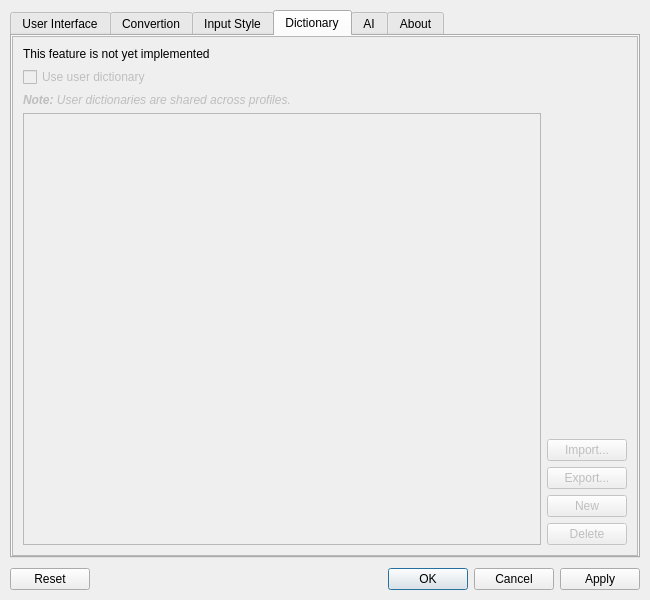
Above: hazkey-settings/mainwindow.ui from presire/hazkey-community before the change. Below: the same form after it.
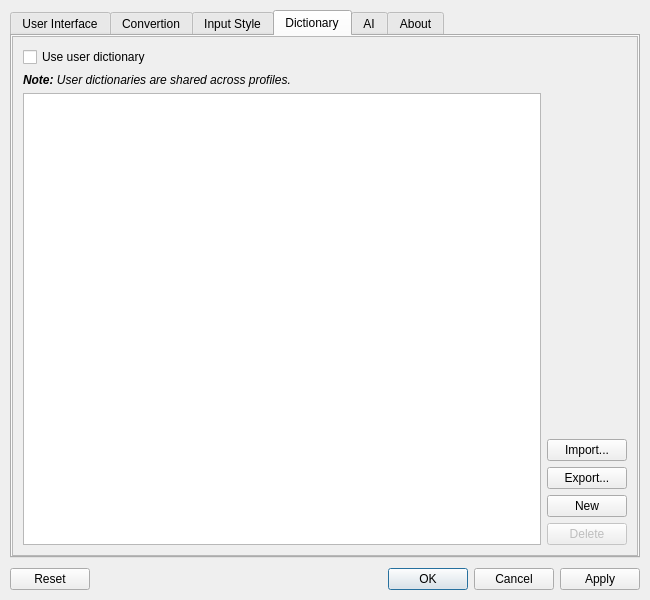
That is the form after the change. The open tabs and pages were chosen to show the change. Icons and pictures are not drawn.

```diff
--- a/hazkey-settings/mainwindow.ui
+++ b/hazkey-settings/mainwindow.ui
@@ -1444,18 +1444,8 @@
            <property name="bottomMargin">
             <number>10</number>
            </property>
-           <item>
-            <widget class="QLabel" name="userDictNotImplementedLabel">
-             <property name="text">
-              <string>This feature is not yet implemented</string>
-             </property>
-            </widget>
-           </item>
            <item>
             <widget class="QCheckBox" name="useUserDict">
-             <property name="enabled">
-              <bool>false</bool>
-             </property>
              <property name="text">
               <string>Use user dictionary</string>
              </property>
@@ -1463,9 +1453,6 @@
            </item>
            <item>
             <widget class="QLabel" name="userDictNote">
-             <property name="enabled">
-              <bool>false</bool>
-             </property>
              <property name="font">
               <font>
                <italic>true</italic>
@@ -1479,11 +1466,7 @@
            <item>
             <layout class="QHBoxLayout" name="userDictManageGrid">
              <item>
-              <widget class="QColumnView" name="userDictViewer">
-               <property name="enabled">
-                <bool>false</bool>
-               </property>
-              </widget>
+              <widget class="QTableWidget" name="userDictTable"/>
              </item>
              <item>
               <layout class="QVBoxLayout" name="userDictActionsGrid">
@@ -1503,7 +1486,7 @@
                <item>
                 <widget class="QPushButton" name="userDictImport">
                  <property name="enabled">
-                  <bool>false</bool>
+                  <bool>true</bool>
                  </property>
                  <property name="text">
                   <string>Import...</string>
@@ -1513,7 +1496,7 @@
                <item>
                 <widget class="QPushButton" name="userDictExport">
                  <property name="enabled">
-                  <bool>false</bool>
+                  <bool>true</bool>
                  </property>
                  <property name="text">
                   <string>Export...</string>
@@ -1523,7 +1506,7 @@
                <item>
                 <widget class="QPushButton" name="userDictNewEntry">
                  <property name="enabled">
-                  <bool>false</bool>
+                  <bool>true</bool>
                  </property>
                  <property name="text">
                   <string>New</string>
```
